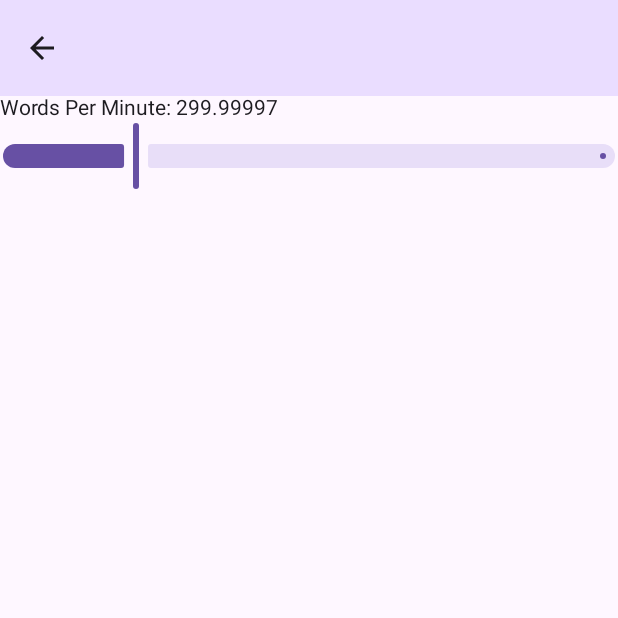
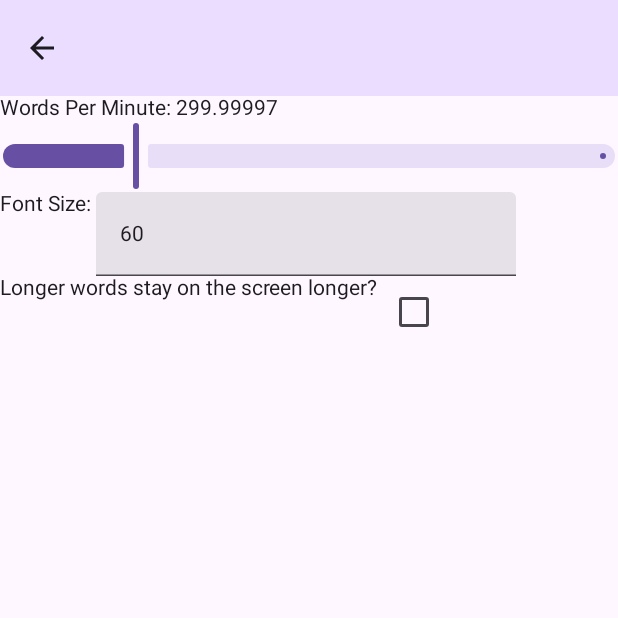
Before and after one commit to alex391/QuickRead, an Android app built with Jetpack Compose: the screen it shows after launch (MainActivity), after a tap on "Settings", on a phone screen of 412 x 824 dp, the top half of it. Run offline under Robolectric (Android 15) with nearby library versions, the phone set to English and light mode, and no system bars.

Commit message:
Longer words can stay on the screen longer

```diff
--- a/app/src/main/java/com/alexleute/quickread/MainActivity.kt
+++ b/app/src/main/java/com/alexleute/quickread/MainActivity.kt
@@ -8,6 +8,8 @@ import androidx.compose.runtime.getValue
 import androidx.compose.runtime.mutableStateOf
 import androidx.compose.runtime.remember
 import androidx.compose.runtime.setValue
+import androidx.compose.ui.unit.TextUnit
+import androidx.compose.ui.unit.sp
 import androidx.navigation.compose.NavHost
 import androidx.navigation.compose.composable
 import androidx.navigation.compose.rememberNavController
@@ -26,9 +28,13 @@ object ImportText
 object Options
 
 @Serializable
-data class Read(val text: String)
+object Read
 
-data class OptionsStorage(var delay: Duration = 0.2.seconds)
+data class OptionsStorage(
+    var delay: Duration = 0.2.seconds,
+    var fontSize: TextUnit = 60.sp,
+    var longerWordsMoreTime: Boolean = false
+)
 
 class MainActivity : ComponentActivity() {
     override fun onCreate(savedInstanceState: Bundle?) {
@@ -36,16 +42,16 @@ class MainActivity : ComponentActivity() {
         enableEdgeToEdge()
         setContent {
             val navController = rememberNavController()
-            var optionsStorage: OptionsStorage by remember { mutableStateOf(OptionsStorage()) }
+            var optionsStorage: OptionsStorage by remember { mutableStateOf(OptionsStorage()) } // TODO: persistent storage
+            var readText by remember { mutableStateOf("") }
             NavHost(
                 navController = navController,
                 startDestination = ImportText,
             ) {
                 composable<ImportText> {
-                    var readText by remember { mutableStateOf("") }
                     ImportText(
                         startReading = {
-                            navController.navigate(Read(readText)) // TODO should be the text from the textbox instead
+                            navController.navigate(Read)
                         },
                         options = {
                             navController.navigate(Options)
@@ -59,7 +65,7 @@ class MainActivity : ComponentActivity() {
                 composable<Read> {
                     val args = it.toRoute<Read>()
                     Read(
-                        text = args.text,
+                        text = readText,
                         back = { navController.popBackStack() },
                         options = { navController.navigate(Options) },
                         optionsStorage = optionsStorage
@@ -67,10 +73,9 @@ class MainActivity : ComponentActivity() {
                 }
                 composable<Options> {
                     Options(back = {
-
+                        navController.popBackStack()
                     }, optionsStorage, save = {
                         optionsStorage = it
-
                     })
                 }
             }
--- a/app/src/main/java/com/alexleute/quickread/ui/Options.kt
+++ b/app/src/main/java/com/alexleute/quickread/ui/Options.kt
@@ -1,11 +1,15 @@
 package com.alexleute.quickread.ui
 
 import androidx.compose.foundation.layout.Column
+import androidx.compose.foundation.layout.Row
 import androidx.compose.foundation.layout.fillMaxSize
+import androidx.compose.foundation.layout.fillMaxWidth
 import androidx.compose.foundation.layout.padding
+import androidx.compose.foundation.text.KeyboardOptions
 import androidx.compose.material.icons.Icons
 import androidx.compose.material.icons.automirrored.filled.ArrowBack
 import androidx.compose.material3.CenterAlignedTopAppBar
+import androidx.compose.material3.Checkbox
 import androidx.compose.material3.ExperimentalMaterial3Api
 import androidx.compose.material3.Icon
 import androidx.compose.material3.IconButton
@@ -13,10 +17,14 @@ import androidx.compose.material3.MaterialTheme
 import androidx.compose.material3.Scaffold
 import androidx.compose.material3.Slider
 import androidx.compose.material3.Text
+import androidx.compose.material3.TextField
 import androidx.compose.material3.TopAppBarDefaults
 import androidx.compose.runtime.Composable
 import androidx.compose.ui.Modifier
+import androidx.compose.ui.text.input.KeyboardType
+import androidx.compose.ui.unit.sp
 import com.alexleute.quickread.OptionsStorage
+import kotlin.math.min
 import kotlin.time.Duration
 import kotlin.time.Duration.Companion.milliseconds
 
@@ -53,7 +61,7 @@ fun Options(back: () -> Unit, optionsStorage: OptionsStorage, save: (OptionsStor
                 .fillMaxSize(),
         ) {
             var wpm: Float =
-               msToWpm(optionsStorage.delay.inWholeMilliseconds.toFloat())
+                msToWpm(optionsStorage.delay.inWholeMilliseconds.toFloat())
             Text("Words Per Minute: $wpm")
             Slider(
                 value = wpm,
@@ -65,6 +73,31 @@ fun Options(back: () -> Unit, optionsStorage: OptionsStorage, save: (OptionsStor
                 },
                 valueRange = 50f..1200f
             )
+            Row(modifier = Modifier.fillMaxWidth()) {
+                Text("Font Size: ")
+                TextField(
+                    value = optionsStorage.fontSize.value.toInt().toString(),
+                    keyboardOptions = KeyboardOptions(keyboardType = KeyboardType.Number),
+                    onValueChange = {
+                        try {
+                            val newOptionsStorage =
+                                optionsStorage.copy(fontSize = min(it.toInt(), 120).sp)
+                            save(newOptionsStorage)
+                        } catch (n: NumberFormatException) {
+                            /* no-op */ // Just don't crash
+                        }
+                    })
+            }
+            Row(modifier = Modifier.fillMaxWidth()) {
+                Text("Longer words stay on the screen longer?")
+                Checkbox(
+                    checked = optionsStorage.longerWordsMoreTime,
+                    onCheckedChange = {
+                        val newOptionsStorage = optionsStorage.copy(longerWordsMoreTime = it)
+                        save(newOptionsStorage)
+                    },
+                )
+            }
         }
     }
 }
@@ -73,6 +106,6 @@ fun msToWpm(ms: Float): Float {
     return 1f / (ms * (1f / 1000f) * (1f / 60f))
 }
 
-fun wpmToMs (wpm: Float): Float {
+fun wpmToMs(wpm: Float): Float {
     return 1f / (wpm * (1f / 60f) * (1f / 1000f))
 }
```
Also changed, not shown: app/src/main/java/com/alexleute/quickread/ui/Read.kt (+11 -4 lines).
